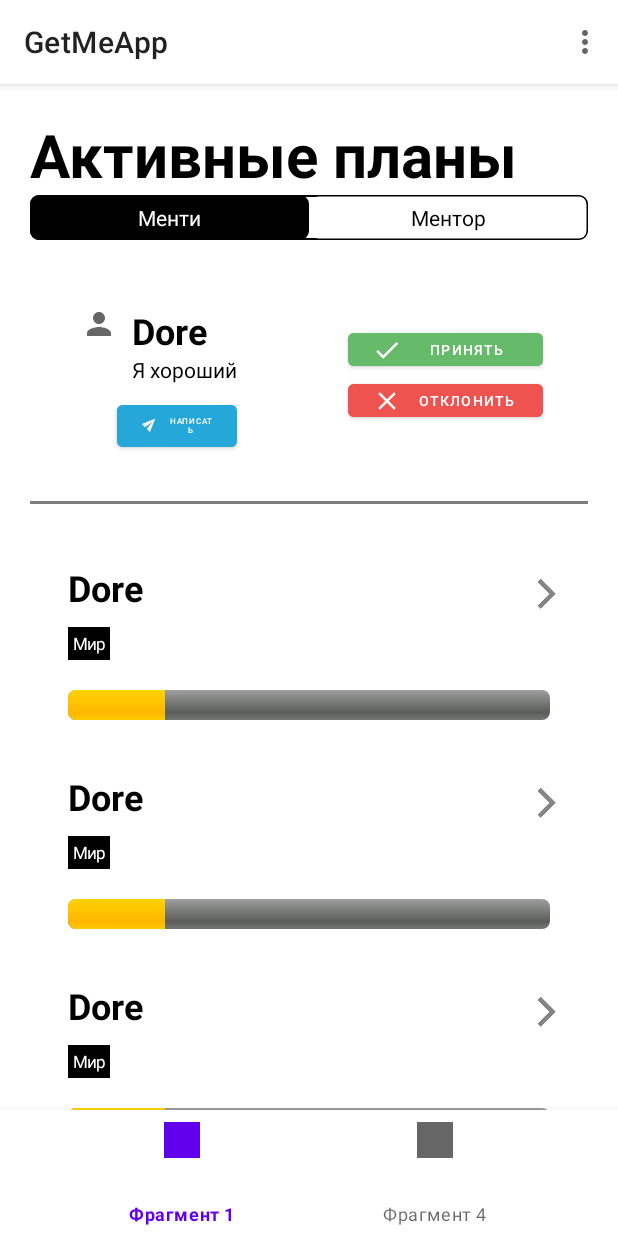
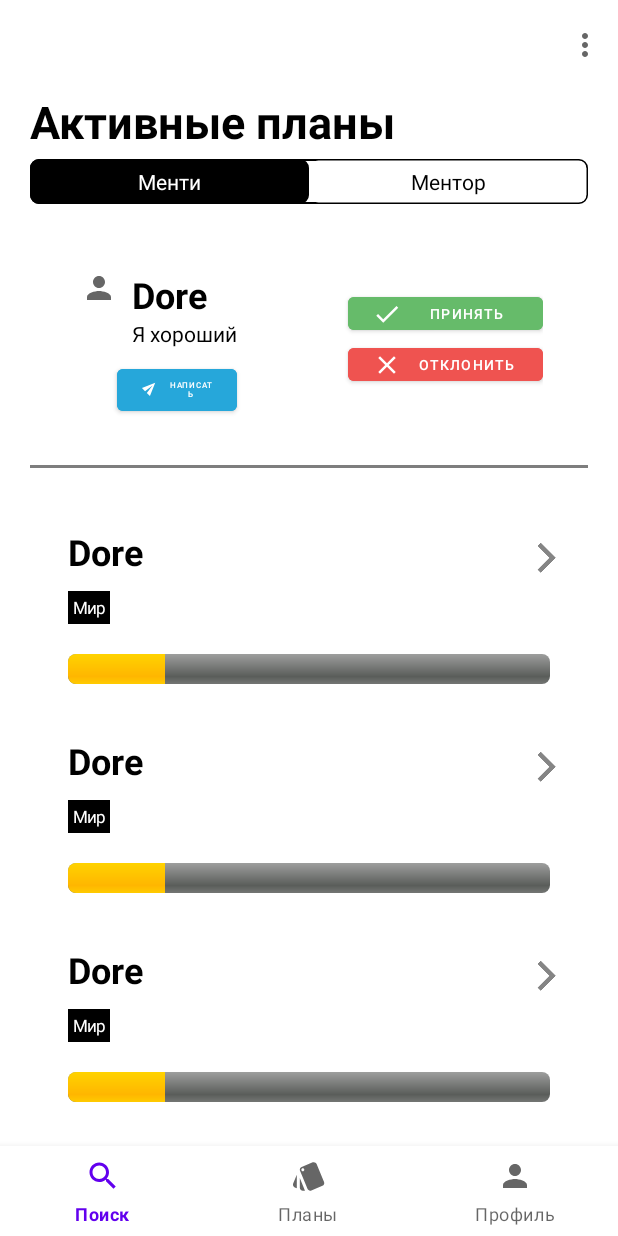
Before and after one commit to GoToV-team/getme-android, an Android app: the screen it shows after launch (MainActivity), after a tap on "ВОЙТИ", on a phone screen of 412 x 824 dp. Run offline under Robolectric (Android 15) with nearby library versions, the phone set to English and light mode, and no system bars; our stand-ins replace navigation-ui.

Commit message:
add navigation

```diff
--- a/app/src/main/java/com/gotov/getmeapp/LoginFragment.kt
+++ b/app/src/main/java/com/gotov/getmeapp/LoginFragment.kt
@@ -5,6 +5,7 @@ import android.view.LayoutInflater
 import android.view.View
 import android.view.ViewGroup
 import androidx.fragment.app.Fragment
+import androidx.navigation.NavDirections
 import androidx.navigation.fragment.findNavController
 import androidx.recyclerview.widget.LinearLayoutManager
 import androidx.recyclerview.widget.RecyclerView
@@ -31,7 +32,7 @@ class LoginFragment: Fragment() {
         }
 
         binding.loginLoginButton.setOnClickListener {
-            findNavController().navigate(R.id.action_LoginPage_to_PlansFragment)
+            findNavController().navigate(R.id.action_LoginPage_to_SearchFragment)
         }
     }
 
--- a/app/src/main/java/com/gotov/getmeapp/MainActivity.kt
+++ b/app/src/main/java/com/gotov/getmeapp/MainActivity.kt
@@ -6,6 +6,14 @@ import androidx.appcompat.app.AppCompatActivity
 import androidx.navigation.findNavController
 import android.view.Menu
 import android.view.MenuItem
+import android.view.View
+import android.view.ViewGroup
+import androidx.core.view.get
+import androidx.core.view.marginBottom
+import androidx.core.view.updateLayoutParams
+import androidx.fragment.app.Fragment
+import androidx.fragment.app.FragmentContainerView
+import androidx.fragment.app.FragmentTransaction
 import androidx.navigation.ui.*
 import com.google.android.material.bottomnavigation.BottomNavigationView
 import com.gotov.getmeapp.databinding.ActivityMainBinding
@@ -15,6 +23,7 @@ class MainActivity : AppCompatActivity() {
     private lateinit var appBarConfiguration: AppBarConfiguration
     private lateinit var binding: ActivityMainBinding
 
+    private lateinit var bottomNav: BottomNavigationView
     override fun onCreate(savedInstanceState: Bundle?) {
         super.onCreate(savedInstanceState)
 
@@ -22,13 +31,76 @@ class MainActivity : AppCompatActivity() {
         setContentView(binding.root)
 
         setSupportActionBar(binding.toolbar)
+        supportActionBar?.setDisplayShowTitleEnabled(false)
 
-        val bottomNavigationView = findViewById<BottomNavigationView
-                >(R.id.bottom_navigatin_view)
+        bottomNav = findViewById(R.id.bottom_navigatin_view)
+
+        setupNav()
+    }
+
+    private fun openFragment(fragment: Fragment) {
+        supportFragmentManager
+            .beginTransaction()
+            .replace(R.id.nav_host_fragment_content_main, fragment)
+            .commit();
+    }
+
+    private fun setupNav() {
         val navController = findNavController(R.id.nav_host_fragment_content_main)
-        bottomNavigationView.setupWithNavController(navController)
+        bottomNav.setupWithNavController(navController)
+
+        bottomNav.visibility = View.GONE
+
         appBarConfiguration = AppBarConfiguration(navController.graph)
         setupActionBarWithNavController(navController, appBarConfiguration)
+
+        navController.addOnDestinationChangedListener { _, destination, _ ->
+            when (destination.id) {
+                R.id.LoginPage -> {
+                    hideBottomNav()
+                    hideUpIcon()
+                }
+                R.id.RegisterPage -> {
+                    hideBottomNav()
+                    showUpIcon()
+                }
+                R.id.PlansFragment -> {
+                    showBottomNav()
+                    hideUpIcon()
+                }
+                R.id.SearchFragment -> {
+                    showBottomNav()
+                    hideUpIcon()
+                }
+                R.id.ProfileFragment -> {
+                    showBottomNav()
+                    hideUpIcon()
+                }
+                else -> {
+                    showBottomNav()
+                    showUpIcon()
+                }
+            }
+        }
+    }
+
+    private fun showUpIcon() {
+        supportActionBar?.setDisplayHomeAsUpEnabled(true);
+        supportActionBar?.setDisplayShowHomeEnabled(true);
+    }
+
+    private fun hideUpIcon() {
+        supportActionBar?.setDisplayHomeAsUpEnabled(false);
+        supportActionBar?.setDisplayShowHomeEnabled(false);
+    }
+
+
+    private fun showBottomNav() {
+        bottomNav.visibility = View.VISIBLE
+    }
+
+    private fun hideBottomNav() {
+        bottomNav.visibility = View.GONE
     }
 
     override fun onCreateOptionsMenu(menu: Menu): Boolean {
--- a/app/src/main/java/com/gotov/getmeapp/PlanItemFragment.kt
+++ b/app/src/main/java/com/gotov/getmeapp/PlanItemFragment.kt
@@ -4,10 +4,16 @@ import android.graphics.Color
 import android.view.LayoutInflater
 import android.view.View
 import android.view.ViewGroup
+import android.widget.ImageView
 import android.widget.LinearLayout
 import android.widget.ProgressBar
 import android.widget.TextView
 import androidx.core.view.setPadding
+import androidx.navigation.NavController
+import androidx.navigation.Navigation
+import androidx.navigation.Navigation.findNavController
+import androidx.navigation.findNavController
+import androidx.navigation.fragment.findNavController
 import androidx.recyclerview.widget.RecyclerView
 
 class PlansViewAdapter(plans : Array<Plan>) : RecyclerView.Adapter<PlanItemFragment>() {
@@ -39,6 +45,16 @@ class PlanItemFragment(itemView: View) : RecyclerView.ViewHolder(itemView) {
         _namePlan.text = plan.Title
         _progress.progress = plan.Progress
 
+        var navController: NavController? = null
+
+        this.apply {
+            itemView.setOnClickListener {
+                navController = findNavController(itemView)
+                navController!!.navigate(R.id.action_PlansFragment_to_PlanFragment)
+
+            }
+        }
+
         for (skill in plan.Skills) {
             val tmp: TextView = TextView(itemView.context)
             tmp.text = skill
--- a/app/src/main/java/com/gotov/getmeapp/PlansFragment.kt
+++ b/app/src/main/java/com/gotov/getmeapp/PlansFragment.kt
@@ -4,9 +4,11 @@ import android.os.Bundle
 import android.view.LayoutInflater
 import android.view.View
 import android.view.ViewGroup
+import android.widget.ImageView
 import android.widget.LinearLayout
 import android.widget.RadioButton
 import androidx.fragment.app.Fragment
+import androidx.navigation.fragment.findNavController
 import androidx.recyclerview.widget.LinearLayoutManager
 import androidx.recyclerview.widget.RecyclerView
 import com.gotov.getmeapp.databinding.FragmentPlansPageBinding
--- a/app/src/main/java/com/gotov/getmeapp/RegisterFragment.kt
+++ b/app/src/main/java/com/gotov/getmeapp/RegisterFragment.kt
@@ -26,7 +26,7 @@ class RegisterFragment: Fragment() {
     override fun onViewCreated(view: View, savedInstanceState: Bundle?) {
         super.onViewCreated(view, savedInstanceState)
         binding.registerRegisterButton.setOnClickListener {
-            findNavController().navigate(R.id.action_RegisterPage_to_PlansFragment)
+            findNavController().navigate(R.id.action_RegisterPage_to_SearchFragment)
         }
     }
 
--- /dev/null
+++ b/app/src/main/res/drawable/ic_baseline_person_24.xml
@@ -0,0 +1,5 @@
+<vector android:height="24dp" android:tint="#FFFFFF"
+    android:viewportHeight="24" android:viewportWidth="24"
+    android:width="24dp" xmlns:android="http://schemas.android.com/apk/res/android">
+    <path android:fillColor="@android:color/white" android:pathData="M12,12c2.21,0 4,-1.79 4,-4s-1.79,-4 -4,-4 -4,1.79 -4,4 1.79,4 4,4zM12,14c-2.67,0 -8,1.34 -8,4v2h16v-2c0,-2.66 -5.33,-4 -8,-4z"/>
+</vector>
--- /dev/null
+++ b/app/src/main/res/drawable/ic_baseline_search_24.xml
@@ -0,0 +1,5 @@
+<vector android:height="24dp" android:tint="#FFFFFF"
+    android:viewportHeight="24" android:viewportWidth="24"
+    android:width="24dp" xmlns:android="http://schemas.android.com/apk/res/android">
+    <path android:fillColor="@android:color/white" android:pathData="M15.5,14h-0.79l-0.28,-0.27C15.41,12.59 16,11.11 16,9.5 16,5.91 13.09,3 9.5,3S3,5.91 3,9.5 5.91,16 9.5,16c1.61,0 3.09,-0.59 4.23,-1.57l0.27,0.28v0.79l5,4.99L20.49,19l-4.99,-5zM9.5,14C7.01,14 5,11.99 5,9.5S7.01,5 9.5,5 14,7.01 14,9.5 11.99,14 9.5,14z"/>
+</vector>
--- /dev/null
+++ b/app/src/main/res/drawable/ic_baseline_style_24.xml
@@ -0,0 +1,5 @@
+<vector android:height="24dp" android:tint="#FFFFFF"
+    android:viewportHeight="24" android:viewportWidth="24"
+    android:width="24dp" xmlns:android="http://schemas.android.com/apk/res/android">
+    <path android:fillColor="@android:color/white" android:pathData="M2.53,19.65l1.34,0.56v-9.03l-2.43,5.86c-0.41,1.02 0.08,2.19 1.09,2.61zM22.03,15.95L17.07,3.98c-0.31,-0.75 -1.04,-1.21 -1.81,-1.23 -0.26,0 -0.53,0.04 -0.79,0.15L7.1,5.95c-0.75,0.31 -1.21,1.03 -1.23,1.8 -0.01,0.27 0.04,0.54 0.15,0.8l4.96,11.97c0.31,0.76 1.05,1.22 1.83,1.23 0.26,0 0.52,-0.05 0.77,-0.15l7.36,-3.05c1.02,-0.42 1.51,-1.59 1.09,-2.6zM7.88,8.75c-0.55,0 -1,-0.45 -1,-1s0.45,-1 1,-1 1,0.45 1,1 -0.45,1 -1,1zM5.88,19.75c0,1.1 0.9,2 2,2h1.45l-3.45,-8.34v6.34z"/>
+</vector>
--- a/app/src/main/res/layout/activity_main.xml
+++ b/app/src/main/res/layout/activity_main.xml
@@ -4,32 +4,36 @@
         xmlns:tools="http://schemas.android.com/tools"
         android:layout_width="match_parent"
         android:layout_height="match_parent"
-    tools:context=".MainActivity">
+        tools:context=".MainActivity"
+        android:backgroundTint="#FFFFFF">
 
     <com.google.android.material.appbar.AppBarLayout
             android:layout_width="match_parent"
-        android:layout_height="wrap_content">
+            android:layout_height="wrap_content"
+            android:background="@color/white"
+            app:elevation="0dp">
 
         <androidx.appcompat.widget.Toolbar
                 android:id="@+id/toolbar"
                 android:layout_width="match_parent"
-            android:layout_height="?attr/actionBarSize"
-            android:background="@color/white" />
+                android:layout_marginTop="10dp"
+                android:layout_height="40dp"
+                android:background="@color/white"
+                />
 
     </com.google.android.material.appbar.AppBarLayout>
 
-    <include layout="@layout/content_main" android:visibility="invisible"  />
-
-    <include layout="@layout/home_content" android:visibility="visible"  />
+    <include layout="@layout/content_main" />
 
     <com.google.android.material.bottomnavigation.BottomNavigationView
             android:id="@+id/bottom_navigatin_view"
             android:layout_width="match_parent"
-            android:layout_height="84dp"
-            android:layout_marginStart="0dp"
+            android:layout_height="60dp"
+            android:layout_marginTop="0dp"
             android:layout_marginBottom="0dp"
             android:layout_marginEnd="0dp"
             android:background="?android:attr/windowBackground"
+            app:itemHorizontalTranslationEnabled="true"
             android:layout_gravity="bottom"
             app:menu="@menu/down_menu" />
 
--- a/app/src/main/res/layout/content_main.xml
+++ b/app/src/main/res/layout/content_main.xml
@@ -10,6 +10,7 @@
         android:name="androidx.navigation.fragment.NavHostFragment"
         android:layout_width="0dp"
         android:layout_height="0dp"
+        android:layout_marginBottom="50dp"
         app:defaultNavHost="true"
         app:layout_constraintBottom_toBottomOf="parent"
         app:layout_constraintLeft_toLeftOf="parent"
--- a/app/src/main/res/layout/fragment_plans_page.xml
+++ b/app/src/main/res/layout/fragment_plans_page.xml
@@ -7,6 +7,7 @@
         android:layout_height="match_parent"
         tools:context=".PlansFragment"
         android:orientation="vertical"
+        android:paddingTop="0dp"
         android:padding="20dp">
 
 
@@ -14,12 +15,13 @@
             android:text="@string/plans_page_header"
             android:layout_width="match_parent"
             android:layout_height="wrap_content"
-            android:textSize="40sp"
+            android:textSize="30sp"
             android:textStyle="bold"
             android:textColor="@color/black"
             android:id="@+id/textView"
             app:layout_constraintTop_toTopOf="parent"
-            app:layout_constraintStart_toStartOf="parent" />
+            app:layout_constraintStart_toStartOf="parent"
+            android:layout_marginTop="-10dp" />
 
     <RadioGroup
             android:id="@+id/radioGroup"
@@ -27,6 +29,7 @@
             android:layout_height="30dp"
             android:orientation="horizontal"
             android:background="@drawable/ic_layout_bounders"
+            android:layout_marginTop="5dp"
             app:layout_constraintTop_toBottomOf="@+id/textView"
             app:layout_constraintStart_toStartOf="parent">
 
@@ -41,7 +44,6 @@
                 android:textAlignment="center"
                 android:background="@drawable/ic_custom_swith_button_draw"
                 android:checked="true" />
-
 
         <RadioButton
                 android:id="@+id/radio_mentor"
@@ -58,7 +60,7 @@
 
     <LinearLayout
             android:layout_width="match_parent"
-            android:layout_height="620dp"
+            android:layout_height="630dp"
             app:layout_constraintTop_toBottomOf="@+id/radioGroup"
             app:layout_constraintStart_toStartOf="parent"
             android:layout_marginTop="10dp"
--- a/app/src/main/res/layout/home_content.xml
+++ /dev/null
@@ -1,20 +0,0 @@
-<?xml version="1.0" encoding="utf-8"?>
-<androidx.constraintlayout.widget.ConstraintLayout xmlns:android="http://schemas.android.com/apk/res/android"
-        xmlns:app="http://schemas.android.com/apk/res-auto"
-        android:layout_width="match_parent"
-        android:layout_height="match_parent"
-        app:layout_behavior="@string/appbar_scrolling_view_behavior">
-
-    <fragment
-            android:id="@+id/nav_host_fragment_content_home"
-            android:name="androidx.navigation.fragment.NavHostFragment"
-            android:layout_width="0dp"
-            android:layout_height="0dp"
-            android:layout_marginBottom="60dp"
-            app:defaultNavHost="true"
-            app:layout_constraintBottom_toBottomOf="parent"
-            app:layout_constraintLeft_toLeftOf="parent"
-            app:layout_constraintRight_toRightOf="parent"
-            app:layout_constraintTop_toTopOf="parent"
-            app:navGraph="@navigation/nav_graph" />
-</androidx.constraintlayout.widget.ConstraintLayout>
--- a/app/src/main/res/menu/down_menu.xml
+++ b/app/src/main/res/menu/down_menu.xml
@@ -1,11 +1,15 @@
 <?xml version="1.0" encoding="utf-8"?>
 <menu xmlns:android="http://schemas.android.com/apk/res/android">
     <item
-            android:id="@+id/fragment1"
-            android:icon="@drawable/ic_launcher_background"
-            android:title="Фрагмент 1"/>
+            android:id="@id/SearchFragment"
+            android:icon="@drawable/ic_baseline_search_24"
+            android:title="@string/navbar_search_text"/>
     <item
-            android:id="@+id/fragment4"
-            android:icon="@drawable/ic_launcher_background"
-            android:title="Фрагмент 4"/>
+            android:id="@id/PlansFragment"
+            android:icon="@drawable/ic_baseline_style_24"
+            android:title="@string/navbar_plans_text"/>
+    <item
+            android:id="@id/ProfileFragment"
+            android:icon="@drawable/ic_baseline_person_24"
+            android:title="@string/navbar_profile_text"/>
 </menu>
--- a/app/src/main/res/navigation/nav_graph.xml
+++ b/app/src/main/res/navigation/nav_graph.xml
@@ -8,31 +8,78 @@
     <fragment
             android:id="@+id/LoginPage"
             android:name="com.gotov.getmeapp.LoginFragment"
-
+            android:label="@string/login_fragment_label"
             tools:layout="@layout/fragment_login">
         <action
                 android:id="@+id/action_LoginPage_to_RegisterPage"
                 app:destination="@id/RegisterPage" />
         <action
-                android:id="@+id/action_LoginPage_to_PlansFragment"
-                app:destination="@id/PlansFragment" />
+                android:id="@+id/action_LoginPage_to_SearchFragment"
+                app:destination="@id/SearchFragment" />
     </fragment>
 
     <fragment
             android:id="@+id/RegisterPage"
             android:name="com.gotov.getmeapp.RegisterFragment"
-
+            android:label="@string/register_fragment_label"
             tools:layout="@layout/fragment_register">
         <action
-                android:id="@+id/action_RegisterPage_to_PlansFragment"
-                app:destination="@id/PlansFragment" />
+                android:id="@+id/action_RegisterPage_to_SearchFragment"
+                app:destination="@id/SearchFragment" />
     </fragment>
 
 
     <fragment
-            android:id="@+id/PlansFragment"
+        android:id="@+id/PlansFragment"
+        android:name="com.gotov.getmeapp.PlansFragment"
+        android:label="@string/plans_fragment_label"
+        tools:layout="@layout/fragment_plans_page">
+        <action
+                android:id="@+id/action_PlansFragment_to_PlanFragment"
+                app:destination="@id/PlanFragment" />
+    </fragment>
+
+    <fragment
+            android:id="@+id/PlanFragment"
+            android:name="com.gotov.getmeapp.LoginFragment"
+            android:label="@string/plans_fragment_label"
+            tools:layout="@layout/fragment_login">
+        <action
+                android:id="@+id/action_PlanFragment_to_TaskFragment"
+                app:destination="@id/TaskFragment" />
+    </fragment>
+
+    <fragment
+            android:id="@+id/TaskFragment"
+            android:name="com.gotov.getmeapp.LoginFragment"
+            android:label="@string/task_fragment_label"
+            tools:layout="@layout/fragment_login">
+    </fragment>
+
+    <fragment
+            android:id="@+id/SearchFragment"
             android:name="com.gotov.getmeapp.PlansFragment"
-
+            android:label="@string/search_fragment_label"
             tools:layout="@layout/fragment_plans_page">
     </fragment>
+
+    <fragment
+            android:id="@+id/ProfileFragment"
+            android:name="com.gotov.getmeapp.LoginFragment"
+            android:label="@string/profile_fragment_label"
+            tools:layout="@layout/fragment_plans_page">
+        <action
+                android:id="@+id/action_ProfileFragment_to_EditProfileFragment"
+                app:destination="@id/EditProfileFragment" />
+    </fragment>
+
+    <fragment
+            android:id="@+id/EditProfileFragment"
+            android:name="com.gotov.getmeapp.PlansFragment"
+            android:label="@string/edit_profile_fragment_label"
+            tools:layout="@layout/fragment_plans_page">
+        <action
+                android:id="@+id/action_EditProfileFragment_to_ProfileFragment"
+                app:destination="@id/ProfileFragment" />
+    </fragment>
 </navigation>
--- a/app/src/main/res/values/strings.xml
+++ b/app/src/main/res/values/strings.xml
@@ -4,6 +4,11 @@
     <!-- Strings used for fragments for navigation -->
     <string name="login_fragment_label">Login Fragment</string>
     <string name="plans_fragment_label">Plans Fragment</string>
+    <string name="plan_fragment_label">Plan Fragment</string>
+    <string name="task_fragment_label">Task Fragment</string>
+    <string name="search_fragment_label">Search Fragment</string>
+    <string name="profile_fragment_label">Profile Fragment</string>
+    <string name="edit_profile_fragment_label">EditProfile Fragment</string>
     <string name="register_fragment_label">Register Fragment</string>
     <string name="next">Next</string>
     <string name="previous">Previous</string>
@@ -23,4 +28,7 @@
     <string name="title_home">Home</string>
     <string name="title_dashboard">Dashboard</string>
     <string name="title_notifications">Notifications</string>
+    <string name="navbar_search_text">Поиск</string>
+    <string name="navbar_plans_text">Планы</string>
+    <string name="navbar_profile_text">Профиль</string>
 </resources>
```
Lines whose indentation alone changed are shown as unchanged.
